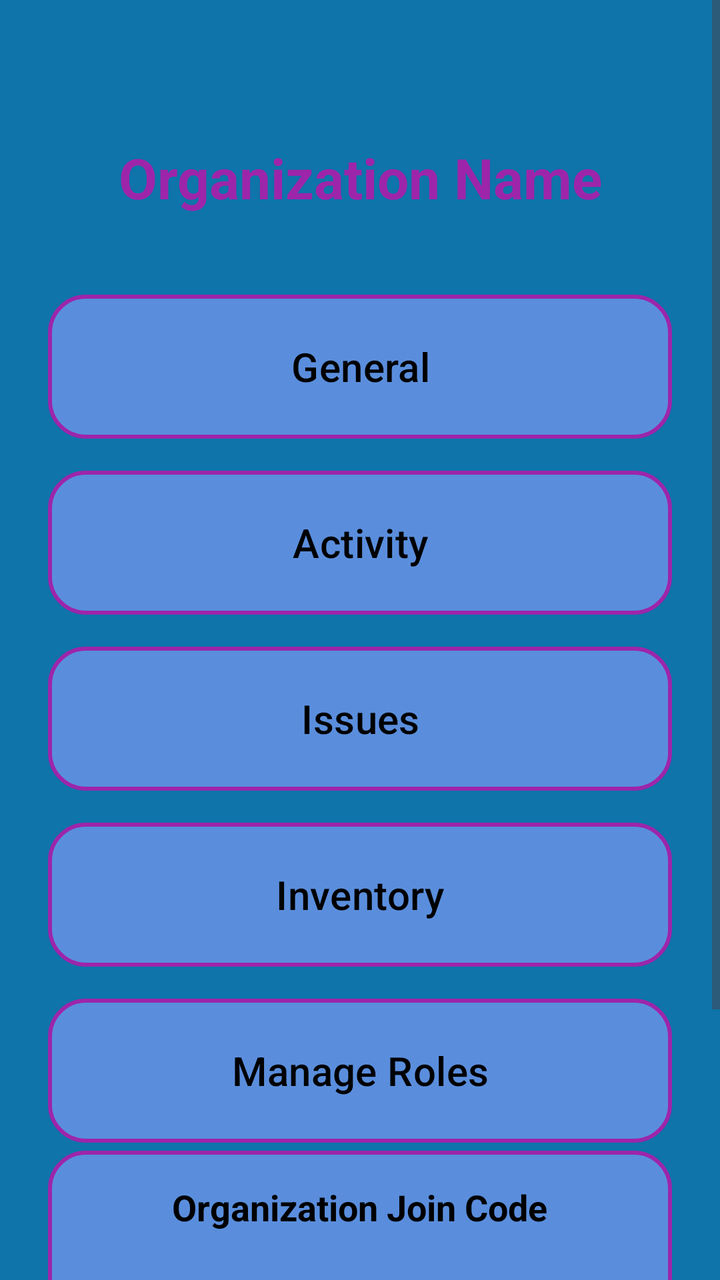
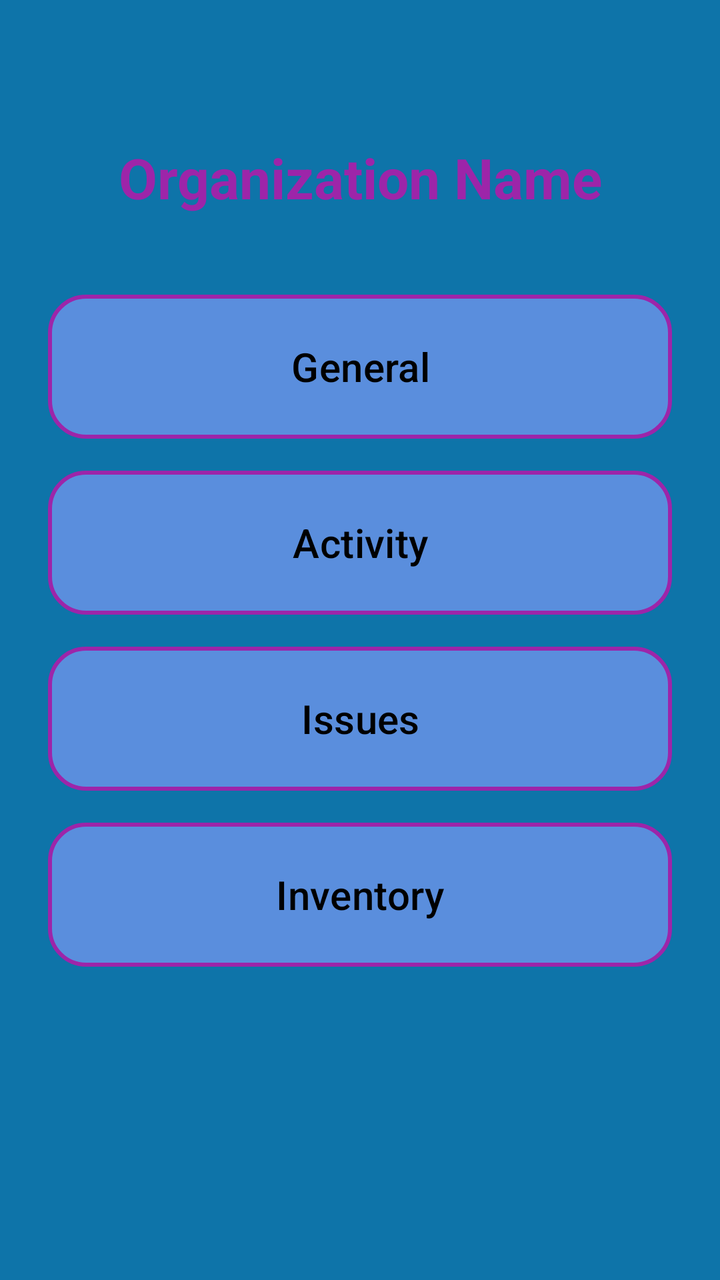

Compare the two renders of this Android layout. The source of the first and the diff that turns it into the second are given below.
<!-- AndroidManifest.xml: application theme Theme.StaffLink -->
<!-- res/layout/activity_organization_home.xml -->
<?xml version="1.0" encoding="utf-8"?>
<androidx.constraintlayout.widget.ConstraintLayout
    xmlns:android="http://schemas.android.com/apk/res/android"
    xmlns:app="http://schemas.android.com/apk/res-auto"
    xmlns:tools="http://schemas.android.com/tools"
    android:id="@+id/main"
    android:layout_width="match_parent"
    android:layout_height="match_parent"
    android:background="@color/background"
    tools:context=".OrganizationHomeActivity">

    <ScrollView
        android:id="@+id/organizationHomeScrollView"
        android:layout_width="0dp"
        android:layout_height="0dp"
        android:fillViewport="true"
        app:layout_constraintTop_toTopOf="parent"
        app:layout_constraintBottom_toBottomOf="parent"
        app:layout_constraintStart_toStartOf="parent"
        app:layout_constraintEnd_toEndOf="parent">

        <androidx.constraintlayout.widget.ConstraintLayout
            android:layout_width="match_parent"
            android:layout_height="wrap_content"
            android:paddingBottom="32dp">

            <TextView
                android:id="@+id/organizationNameTitle"
                android:layout_width="0dp"
                android:layout_height="wrap_content"
                android:layout_marginStart="24dp"
                android:layout_marginEnd="24dp"
                android:layout_marginTop="70dp"
                android:text="Organization Name"
                android:textColor="@color/stafflink_1"
                android:textSize="28sp"
                android:textStyle="bold"
                android:textAlignment="center"
                app:layout_constraintTop_toTopOf="parent"
                app:layout_constraintStart_toStartOf="parent"
                app:layout_constraintEnd_toEndOf="parent" />

            <LinearLayout
                android:id="@+id/organizationSections"
                android:layout_width="0dp"
                android:layout_height="wrap_content"
                android:orientation="vertical"
                android:layout_marginTop="40dp"
                android:layout_marginStart="24dp"
                android:layout_marginEnd="24dp"
                app:layout_constraintTop_toBottomOf="@id/organizationNameTitle"
                app:layout_constraintStart_toStartOf="parent"
                app:layout_constraintEnd_toEndOf="parent">

                <Button
                    android:id="@+id/generalButton"
                    android:layout_width="match_parent"
                    android:layout_height="72dp"
                    android:text="General"
                    android:textSize="20sp"
                    android:textAllCaps="false"
                    android:textColor="@android:color/black"
                    android:background="@drawable/organization_button_background"
                    app:backgroundTint="@null"
                    android:layout_marginBottom="16dp" />

                <Button
                    android:id="@+id/activityButton"
                    android:layout_width="match_parent"
                    android:layout_height="72dp"
                    android:text="Activity"
                    android:textSize="20sp"
                    android:textAllCaps="false"
                    android:textColor="@android:color/black"
                    android:background="@drawable/organization_button_background"
                    app:backgroundTint="@null"
                    android:layout_marginBottom="16dp" />

                <Button
                    android:id="@+id/issuesButton"
                    android:layout_width="match_parent"
                    android:layout_height="72dp"
                    android:text="Issues"
                    android:textSize="20sp"
                    android:textAllCaps="false"
                    android:textColor="@android:color/black"
                    android:background="@drawable/organization_button_background"
                    app:backgroundTint="@null"
                    android:layout_marginBottom="16dp" />

                <Button
                    android:id="@+id/inventoryButton"
                    android:layout_width="match_parent"
                    android:layout_height="72dp"
                    android:text="Inventory"
                    android:textSize="20sp"
                    android:textAllCaps="false"
                    android:textColor="@android:color/black"
                    android:background="@drawable/organization_button_background"
                    app:backgroundTint="@null" />

                
                <Button
                    android:id="@+id/manageRolesButton"
                    android:layout_width="match_parent"
                    android:layout_height="72dp"
                    android:layout_marginTop="16dp"
                    android:background="@drawable/organization_button_background"
                    android:text="Manage Roles"
                    android:textAllCaps="false"
                    android:textColor="@android:color/black"
                    android:textSize="20sp"
                    android:visibility="visible"
                    app:backgroundTint="@null" />

            </LinearLayout>


            <LinearLayout
                android:id="@+id/joinCodeSection"
                android:layout_width="0dp"
                android:layout_height="wrap_content"
                android:layout_marginStart="24dp"
                android:layout_marginTop="4dp"
                android:layout_marginEnd="24dp"
                android:background="@drawable/organization_button_background"
                android:gravity="center"
                android:orientation="vertical"
                android:padding="16dp"
                android:visibility="visible"
                app:layout_constraintEnd_toEndOf="parent"
                app:layout_constraintHorizontal_bias="0.0"
                app:layout_constraintStart_toStartOf="parent"
                app:layout_constraintTop_toBottomOf="@id/organizationSections">

                <TextView
                    android:layout_width="wrap_content"
                    android:layout_height="wrap_content"
                    android:text="Organization Join Code"
                    android:textColor="@android:color/black"
                    android:textSize="18sp"
                    android:textStyle="bold" />

                <TextView
                    android:id="@+id/joinCodeText"
                    android:layout_width="wrap_content"
                    android:layout_height="wrap_content"
                    android:layout_marginTop="12dp"
                    android:textColor="@color/stafflink_1"
                    android:textSize="26sp"
                    android:textStyle="bold" />

                <Button
                    android:id="@+id/copyJoinCodeButton"
                    android:layout_width="wrap_content"
                    android:layout_height="wrap_content"
                    android:layout_marginTop="12dp"
                    android:text="Copy Code"
                    android:textAllCaps="false" />

                <TextView
                    android:layout_width="wrap_content"
                    android:layout_height="wrap_content"
                    android:layout_marginTop="8dp"
                    android:text="Share this code with employees you want to invite."
                    android:textAlignment="center"
                    android:textColor="@android:color/black"
                    android:textSize="13sp" />

            </LinearLayout>

        </androidx.constraintlayout.widget.ConstraintLayout>
    </ScrollView>

</androidx.constraintlayout.widget.ConstraintLayout>
<!-- resources referenced by this layout -->
<resources>
  <color name="background">#0E74A9</color>
  <color name="stafflink_1">#9D25A9</color>
  <!-- drawable organization_button_background (drawable) -->
  <shape xmlns:android="http://schemas.android.com/apk/res/android"
      android:shape="rectangle">
  
      <solid android:color="@color/stafflink_2" />
  
      <corners android:radius="18dp" />
  
      <stroke
          android:width="2dp"
          android:color="@color/stafflink_1" />
  
      <padding
          android:left="12dp"
          android:top="12dp"
          android:right="12dp"
          android:bottom="12dp" />
  </shape>
  <style name="Theme.StaffLink" parent="Base.Theme.StaffLink" />
  <color name="stafflink_2">#9B8DA0FF</color>
  <style name="Base.Theme.StaffLink" parent="Theme.Material3.DayNight.NoActionBar">
          
          
      </style>
</resources>

<!-- the commit's change to res/layout/activity_organization_home.xml (unified diff, before → after) -->
@@ -106,11 +106,11 @@
                     android:layout_height="72dp"
                     android:layout_marginTop="16dp"
                     android:background="@drawable/organization_button_background"
+                    android:visibility="gone"
                     android:text="Manage Roles"
                     android:textAllCaps="false"
                     android:textColor="@android:color/black"
                     android:textSize="20sp"
-                    android:visibility="visible"
                     app:backgroundTint="@null" />
 
             </LinearLayout>
@@ -127,7 +127,7 @@
                 android:gravity="center"
                 android:orientation="vertical"
                 android:padding="16dp"
-                android:visibility="visible"
+                android:visibility="gone"
                 app:layout_constraintEnd_toEndOf="parent"
                 app:layout_constraintHorizontal_bias="0.0"
                 app:layout_constraintStart_toStartOf="parent"
